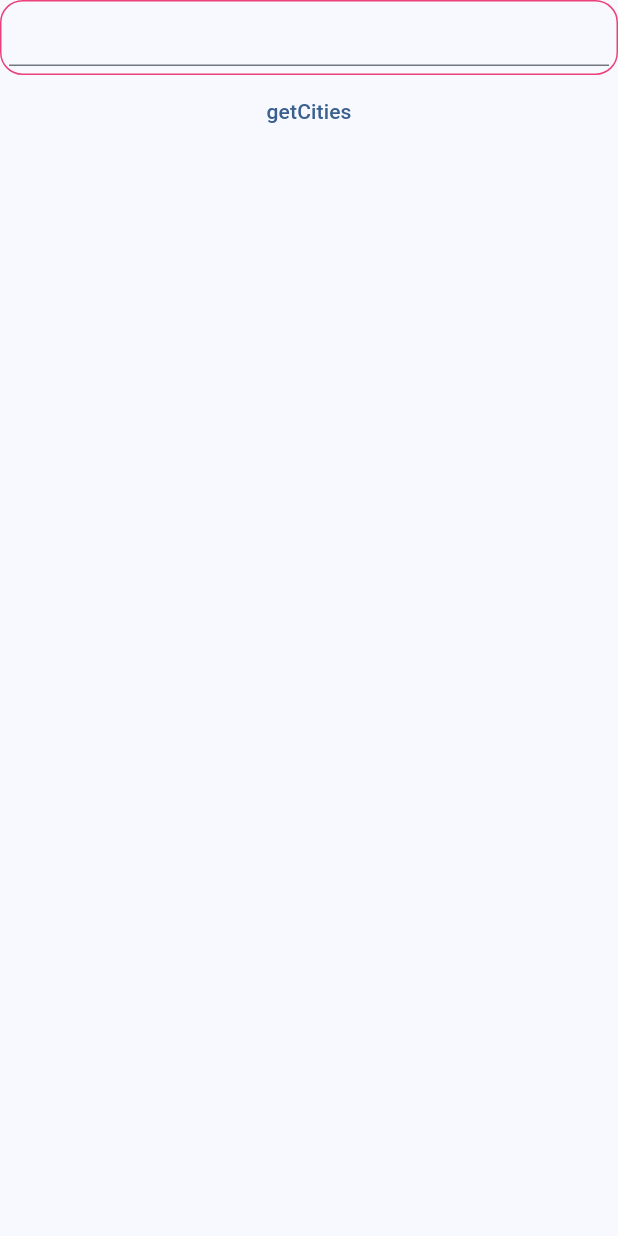
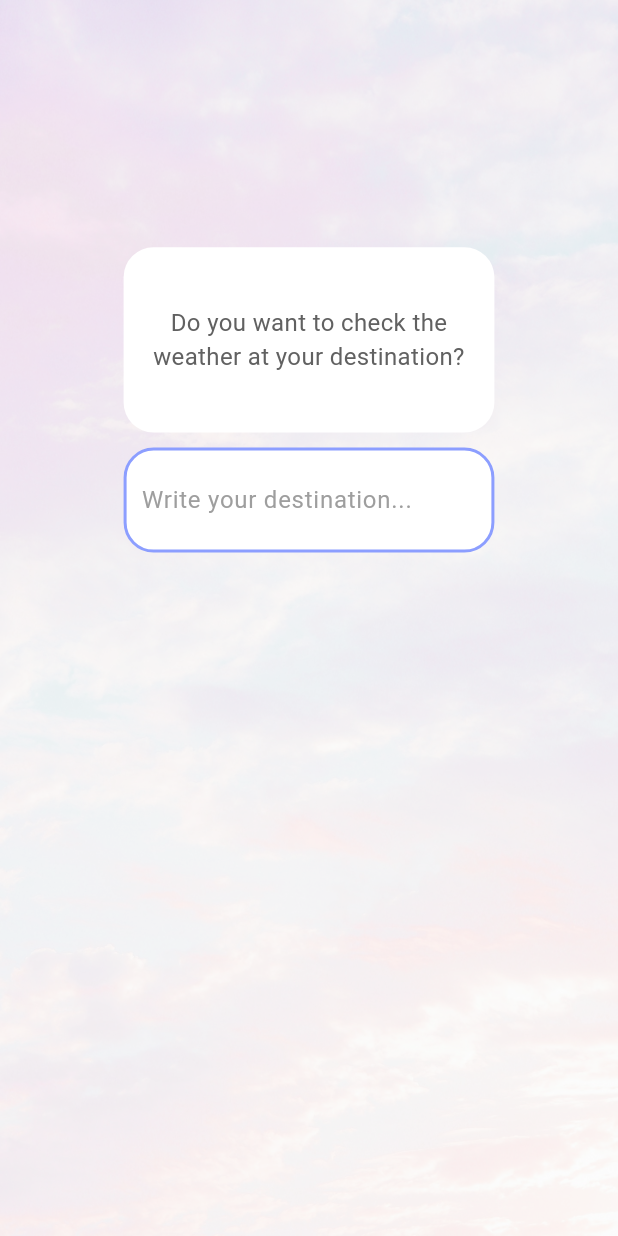
Before and after one commit to pomarmcdrac/weather-status, a Flutter app: the screen it shows after launch, on a phone screen of 412 x 824 dp. Run offline on Flutter 3.47's test engine with Material 3 defaults, Android fonts, the phone set to English and light mode, and no system bars; drawn by our look-alikes of auto_size_text, flutter_typeahead; our stand-ins replace cached_network_image; network calls fail.

Commit message:
Add more functions and the weather for the city select

```diff
--- a/lib/logic/weather_screen_logic.dart
+++ b/lib/logic/weather_screen_logic.dart
@@ -13,7 +13,7 @@ Future<List<Cities>> getCities() async {
     final http.Response response = await http.get(url);
 
     // Check if the response status code is 200 (OK)
-    if (response.statusCode == 200) {
+    if (response.statusCode == 200 || response.statusCode == 201) {
       // Parse the response body as JSON
       final List<dynamic> data = jsonDecode(response.body);
 
@@ -50,7 +50,7 @@ Future<Weather> getWeather(double lat, double lon) async {
     final http.Response response = await http.get(url);
 
     // Check if the response status code is 200 (OK)
-    if (response.statusCode == 200) {
+    if (response.statusCode == 200 || response.statusCode == 201) {
       // Parse the response body as JSON
       final Map<String, dynamic> data = jsonDecode(response.body);
 
--- a/lib/main.dart
+++ b/lib/main.dart
@@ -2,6 +2,7 @@
 import 'package:flutter/material.dart';
 import 'package:flutter/services.dart';
 import 'package:weather_status_5_days/pages/screens.dart';
+import 'package:weather_status_5_days/pages/weather_screen.dart';
 
 // Entry point of the application
 void main() {
@@ -49,7 +50,8 @@
       // Set the initial route and define named routes with corresponding widgets
       initialRoute: HomeScreen.routerName,
       routes: {
-        HomeScreen.routerName: (context) => const HomeScreen(),
+        HomeScreen.routerName:        (context) => const HomeScreen(),
+        WeatherScreen.routerName:     (context) => const WeatherScreen(),
       },
     );
   }
--- a/lib/pages/home_screen.dart
+++ b/lib/pages/home_screen.dart
@@ -1,8 +1,13 @@
+import 'package:auto_size_text/auto_size_text.dart';
 import 'package:flutter/material.dart';
 import 'package:weather_status_5_days/models/models.dart';
 import 'package:weather_status_5_days/widgets/widgets.dart';
 
 import '../logic/weather_screen_logic.dart';
+
+String cityState = '';
+double longState = 0;
+double latState = 0;
 
 class HomeScreen extends StatefulWidget {
 
@@ -17,33 +22,70 @@ class HomeScreen extends StatefulWidget {
 class _HomeScreenState extends State<HomeScreen> {
 
   List<Cities> listCities = [];
-  List<String> cities = [];
 
   @override
   void initState() {
     super.initState();
     getCities().then((value) {
-      listCities = value;
-      for (var element in value) {
-        cities.add(element.cityName);
+      if (mounted) {
+        setState(() {
+          listCities = value;
+          cityState = '';
+          latState = 0;
+          longState = 0;
+        });
       }
     });
   }
 
   @override
   Widget build(BuildContext context) {
-    return Scaffold(
-      body: Center(
-        child: Column(
-          children: [
-            CustomSearchBar(cities: cities ),
-            TextButton(
-              onPressed: () async {
-                // final responsive = await getWeather(19.4326077, -99.133208);
-              },
-              child: const Text('getCities')
-            )
-          ],
+
+    final Size size = MediaQuery.of(context).size;
+
+    return Container(
+      height: size.height,
+      width: size.width,
+      decoration: const BoxDecoration(
+        color: Colors.white,
+        image: DecorationImage(
+          image: AssetImage('assets/background.jpg'),
+          fit: BoxFit.cover
+        ),
+      ),
+      child: Scaffold(
+        backgroundColor: Colors.white.withOpacity(0.7),
+        body: SingleChildScrollView(
+          child: Column(
+            mainAxisAlignment: MainAxisAlignment.center,
+            children: [
+              SizedBox(height: size.height * 0.2),
+              Container(
+                height: size.height * 0.15,
+                width: size.width * 0.6,
+                padding: const EdgeInsets.all(10),
+                alignment: Alignment.center,
+                decoration: BoxDecoration(
+                  color: Colors.white,
+                  borderRadius: BorderRadius.circular(20),
+                ),
+                child: AutoSizeText(
+                  "Do you want to check the weather at your destination?",
+                  style: TextStyle(
+                    color: Colors.grey[700],
+                  ),
+                  textAlign: TextAlign.center,
+                  maxLines: 2,
+                  maxFontSize: 26,
+                  minFontSize: 16,
+                ),
+              ),
+              CustomSearchBar(
+                cities: listCities,
+                size: size,
+              ),
+            ],
+          ),
         ),
       ),
     );
--- a/lib/widgets/floating_search_bar.dart
+++ b/lib/widgets/floating_search_bar.dart
@@ -1,66 +1,107 @@
+import 'package:auto_size_text/auto_size_text.dart';
 import 'package:flutter/material.dart';
 import 'package:flutter_typeahead/flutter_typeahead.dart';
 import 'package:weather_status_5_days/models/models.dart';
+import 'package:weather_status_5_days/pages/home_screen.dart';
+import 'package:weather_status_5_days/pages/weather_screen.dart';
 
-class CustomSearchBar extends StatelessWidget {
-  const CustomSearchBar({
-    super.key,
-    this.cities
-  });
+class CustomSearchBar extends StatefulWidget {
+  final List<Cities> cities;
+  final Size size; // Arreglo de ciudades y coordenadas
 
-  final List<String>? cities;
+  const CustomSearchBar({Key? key,
+    required this.cities,
+    required this.size
+  }) : super(key: key);
 
   @override
+  State<CustomSearchBar> createState() => _CustomSearchBarState();
+}
+
+class _CustomSearchBarState extends State<CustomSearchBar> {
+  @override
   Widget build(BuildContext context) {
-    print(cities);
-    return Container(
+    return Center(
+      child: Padding(
+        padding: const EdgeInsets.symmetric(horizontal: 20, vertical: 10),
+        child: Container(
+          height: 70,
+          width: widget.size.width * 0.6,
+          alignment: Alignment.center,
           decoration: BoxDecoration(
+            color: Colors.white,
             border: Border.all(
-          color: Colors.pink.shade400,
-          width: 1,
+              color: Colors.indigoAccent.shade100,
+              width: 2,
             ),
-        borderRadius: BorderRadius.circular(15)
+            borderRadius: BorderRadius.circular(20),
           ),
-      height: 50,
-      width: 560,
-      padding: const EdgeInsets.all(5),
           child: TypeAheadField(
-        // textFieldConfiguration: TextFieldConfiguration(
-        //   enableInteractiveSelection: false,
-        //   onEditingComplete: () {
-        //     //al dar enter con el teclado
-        //   },
-        //   autofocus: false,
-        //   style: TextStyle(
-        //     color: Colors.pink.shade400,
-        //     fontSize: 20,
-        //   ),
-        //   // decoration: InputDecorationVentas._inputDecorationVentas(
-        //   //   hintText: 'Guadalajara...',
-        //   //   labelText: 'Ciudad',
-        //   // ),
-        // ),
-        suggestionsCallback: (pattern) async {
-          // return await _getProductosBuscar(pattern);
-        },
-        itemBuilder: (context, List<Cities> cities) {
-          return ListTile(
-            // title: Text(
-            //   cities.isEmpty
-            //   ? 'Escribe para buscar...'
-              // : cities.citiesDescripcion
-              // ),
-            // subtitle: Text(
-              // cities.citiesDescripcion.isEmpty
-              // ? 'Ej. durazno'
-              // : '\$${productos.productosPrecio}'
-              // ),
+            builder: (context, controller, focusNode) {
+              return Padding(
+                padding: const EdgeInsets.symmetric(horizontal: 10,vertical: 5),
+                child: TextField(
+                  controller: controller,
+                  focusNode: focusNode,
+                  cursorColor: Colors.indigo,
+                  decoration: const InputDecoration(
+                    border: InputBorder.none,
+                    hintText: 'Write your destination...',
+                    hintStyle: TextStyle(
+                      color: Colors.grey,
+                    ),
+                  ),
+                ),
               );
             },
-        onSelected: (suggestion) async {
-
+            suggestionsCallback: (pattern) async {
+              // Filtrar ciudades que coincidan con el patrón
+              return widget.cities.where((city) {
+                final cityName = city.cityName.toString().toLowerCase();
+                return cityName.contains(pattern.toLowerCase());
+              }).toList();
             },
-      )
+            itemBuilder: (context, suggestion) {
+              final cityName = suggestion.cityName.toString();
+              final displayName = suggestion.display.toString();
+              return ListTile(
+                title: AutoSizeText(
+                  cityName,
+                  style: TextStyle(
+                    color: Colors.blueGrey[700],
+                  ),
+                  maxLines: 1,
+                  minFontSize: 16,
+                  maxFontSize: 24,
+                ),
+                subtitle: AutoSizeText(
+                  displayName,
+                  style: TextStyle(
+                    color: Colors.blueGrey[500],
+                  ),
+                  maxLines: 1,
+                  minFontSize: 8,
+                  maxFontSize: 16,
+                ),
+              );
+            },
+            onSelected: (suggestion) {
+              // Manejar la selección de una sugerencia
+              final cityName = suggestion.cityName.toString();
+              final double lat = double.parse(suggestion.lat.toString());
+              final double long = double.parse(suggestion.long.toString());
+              if (context.mounted) {
+                setState(() {
+                  cityState = cityName;
+                  latState = lat;
+                  longState = long;
+                });
+              }
+              Navigator.pushNamed(context, WeatherScreen.routerName);
+            },
+          ),
+        ),
+      ),
     );
   }
 }
--- a/lib/widgets/widgets.dart
+++ b/lib/widgets/widgets.dart
@@ -1 +1,3 @@
+export 'package:weather_status_5_days/widgets/back_iconbutton.dart';
 export 'package:weather_status_5_days/widgets/floating_search_bar.dart';
+export 'package:weather_status_5_days/widgets/weather_status.dart';
--- a/pubspec.yaml
+++ b/pubspec.yaml
@@ -28,6 +28,8 @@ environment:
 # the latest version available on pub.dev. To see which dependencies have newer
 # versions available, run `flutter pub outdated`.
 dependencies:
+  auto_size_text: ^3.0.0
+  cached_network_image: ^3.3.1
   cupertino_icons: ^1.0.2
   flutter:
     sdk: flutter
@@ -49,8 +51,8 @@ flutter:
   # the material Icons class.
   uses-material-design: true
   # To add assets to your application, add an assets section, like this:
-  # assets:
-  #   - images/a_dot_burr.jpeg
+  assets:
+    - assets/
   #   - images/a_dot_ham.jpeg
   # An image asset can refer to one or more resolution-specific "variants", see
   # https://flutter.dev/assets-and-images/#resolution-aware
```
Also changed, not shown: lib/pages/weather_screen.dart (+83 -0 lines), lib/widgets/back_iconbutton.dart (added, +30 -0 lines), lib/widgets/weather_status.dart (added, +93 -0 lines), assets/background.jpg (added), lib/widgets/custom_appbar.dart (deleted), lib/widgets/gif_status.dart (added), pubspec.lock, 1 other file. Lines whose indentation alone changed are shown as unchanged.
